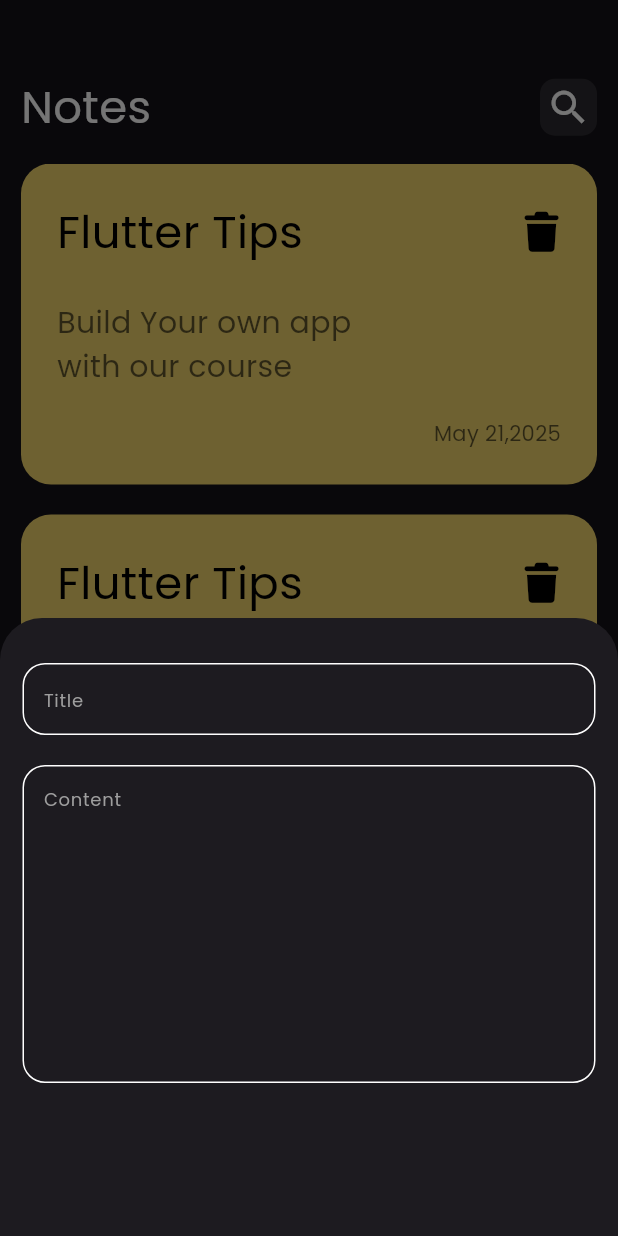
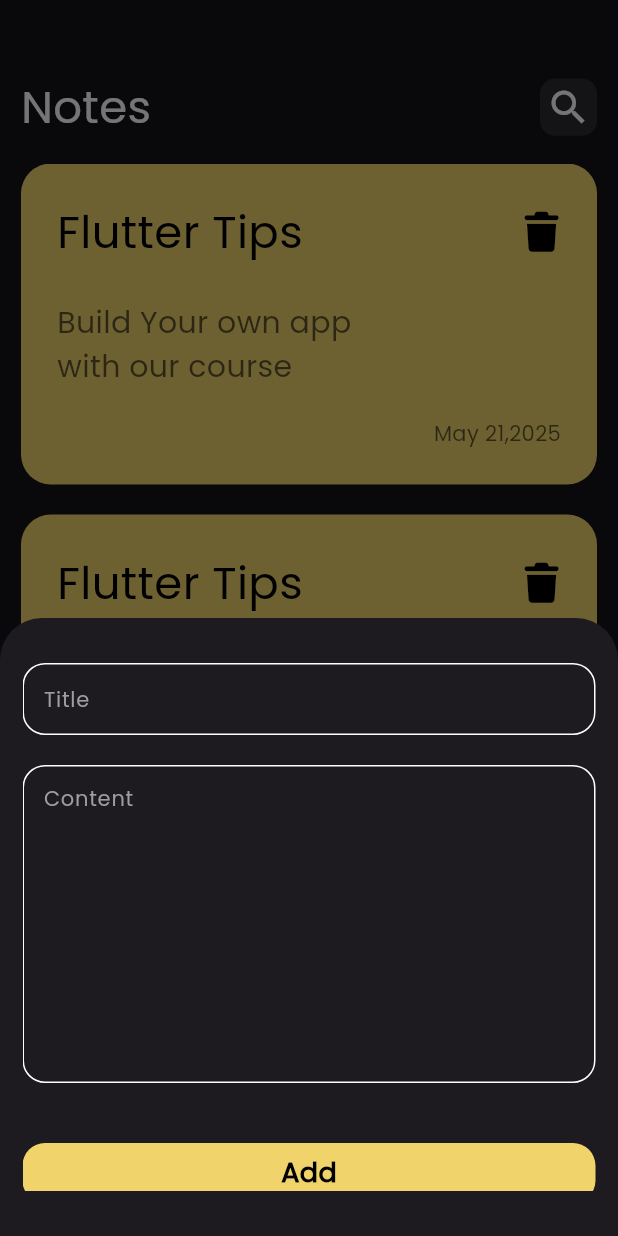
Before and after one commit to Mohamed-Ahmed-Sabry22/notes_app, a Flutter app: the screen it shows after launch, after a tap on the "edit" icon, on a phone screen of 412 x 824 dp. Run offline on Flutter 3.47's test engine with Material 3 defaults, Android fonts, the phone set to English and light mode, and no system bars; our stand-ins replace font_awesome_flutter.

Commit message:
finish bottom sheet modal

```diff
--- a/lib/views/notes_view.dart
+++ b/lib/views/notes_view.dart
@@ -13,9 +13,15 @@ class NotesView extends StatelessWidget {
         backgroundColor: const Color.fromARGB(255, 68, 65, 65),
         onPressed: () {
           showModalBottomSheet(
+            isScrollControlled: true,
             context: context,
             builder: (context) {
-              return const AddNoteBottomSheet();
+              return Padding(
+                padding: EdgeInsets.only(
+                  bottom: MediaQuery.of(context).viewInsets.bottom,
+                ),
+                child: const AddNoteBottomSheet(),
+              );
             },
           );
         },
--- /dev/null
+++ b/lib/views/widgets/custom_add_button.dart
@@ -0,0 +1,30 @@
+import 'package:flutter/material.dart';
+
+class CustomAddButton extends StatelessWidget {
+  const CustomAddButton({super.key});
+
+  @override
+  Widget build(BuildContext context) {
+    return InkWell(
+      onTap: () {},
+      child: Container(
+        width: MediaQuery.of(context).size.width,
+        height: 40,
+        decoration: BoxDecoration(
+          color: const Color.fromARGB(255, 240, 211, 107),
+          borderRadius: BorderRadius.circular(15),
+        ),
+        child: Center(
+          child: Text(
+            'Add',
+            style: TextStyle(
+              color: Colors.black,
+              fontSize: 18,
+              fontWeight: FontWeight.bold,
+            ),
+          ),
+        ),
+      ),
+    );
+  }
+}
--- a/lib/views/widgets/custom_text_field.dart
+++ b/lib/views/widgets/custom_text_field.dart
@@ -11,7 +11,7 @@ class CustomTextField extends StatelessWidget {
       maxLines: maxLines,
       decoration: InputDecoration(
         hintText: hintText,
-        hintStyle: TextStyle(color: Colors.grey, fontSize: 12),
+        hintStyle: TextStyle(color: Colors.grey, fontSize: 14),
         contentPadding: EdgeInsets.symmetric(vertical: 10, horizontal: 10),
         enabledBorder: buildBorder(),
         focusedBorder: buildBorder(),
--- a/lib/views/widgets/note_bottom_sheet.dart
+++ b/lib/views/widgets/note_bottom_sheet.dart
@@ -1,3 +1,4 @@
+import 'package:_10_note_app/views/widgets/custom_add_button.dart';
 import 'package:_10_note_app/views/widgets/custom_text_field.dart';
 import 'package:flutter/material.dart';
 
@@ -16,12 +17,17 @@ class AddNoteBottomSheet extends StatelessWidget {
       ),
       child: Padding(
         padding: const EdgeInsets.symmetric(vertical: 30, horizontal: 15),
+        child: SingleChildScrollView(
           child: Column(
             children: [
               CustomTextField(hintText: 'Title'),
               SizedBox(height: 20),
               CustomTextField(hintText: 'Content', maxLines: 8),
+              //Spacer(),
+              SizedBox(height: 40),
+              CustomAddButton(),
             ],
+          ),
         ),
       ),
     );
```
Lines whose indentation alone changed are shown as unchanged.
